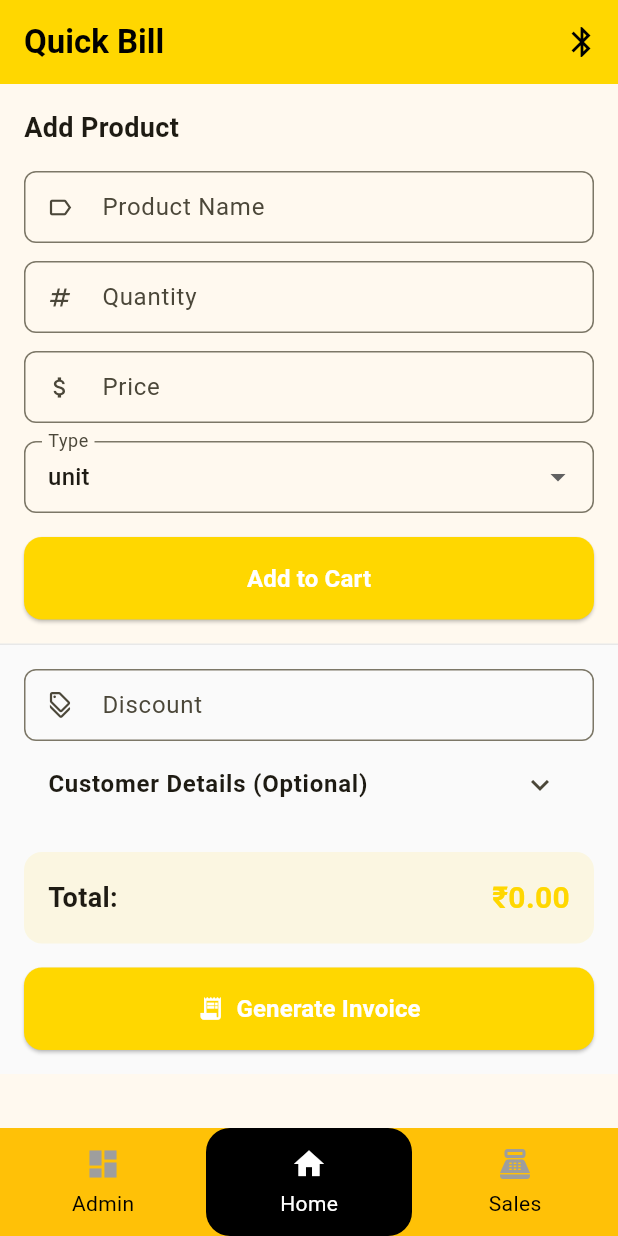
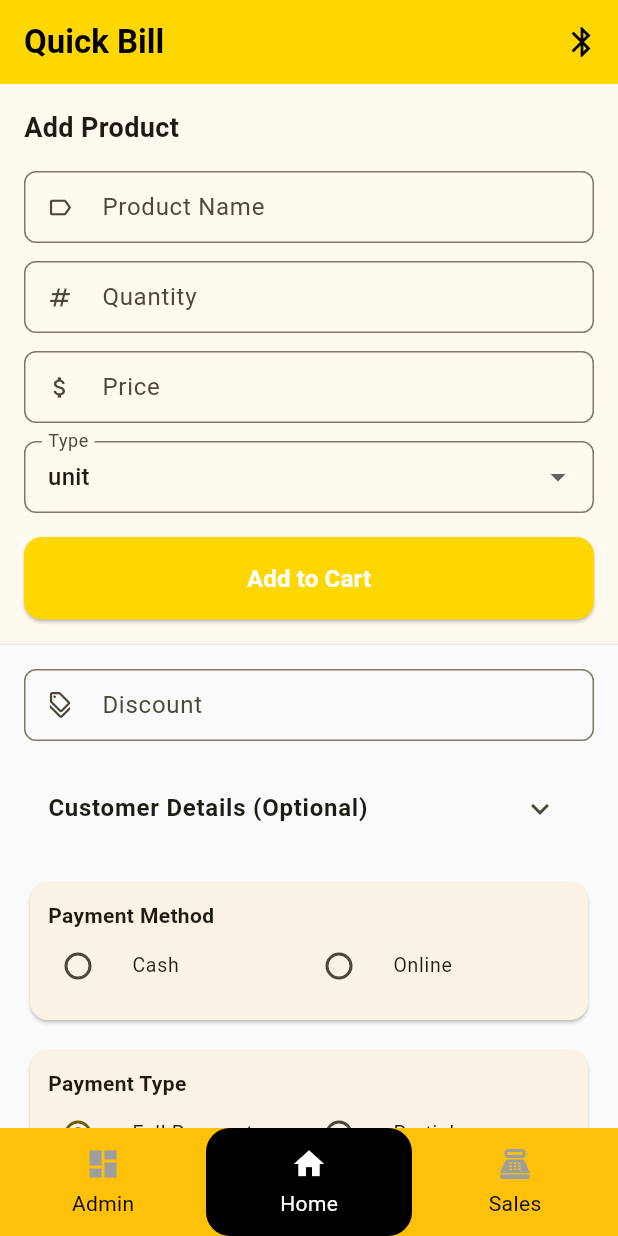
Before and after one commit to deepakdas-d/fine_foods, a Flutter app: the screen it shows after launch, on a phone screen of 412 x 824 dp. Run offline on Flutter 3.47's test engine with Material 3 defaults, Android fonts, the phone set to English and light mode, and no system bars; our stand-ins replace animated_notch_bottom_bar, cloud_firestore, device_info_plus, firebase_core, get, get_storage and 4 more; missing offline and left inert: bluetooth_print_plus, file_saver, flutter_pdfview; accounts and stored records are empty.

Commit message:
feat: add payment method and type selection with corresponding logic for partial payments

```diff
--- a/lib/home/home.dart
+++ b/lib/home/home.dart
@@ -144,6 +144,7 @@ class Home extends StatelessWidget {
     ),
     child: Column(
       children: [
+        // Discount
         TextFormField(
           controller: TextEditingController(
             text: quickbillController.customerDiscount.value,
@@ -167,8 +168,7 @@ class Home extends StatelessWidget {
               return 'Enter a valid discount > 0';
             }
 
-            final total = quickbillController
-                .calculateTotal(); // your total function
+            final total = quickbillController.calculateTotal();
             if (discount > total) {
               return 'Discount cannot exceed total price ($total)';
             }
@@ -176,7 +176,9 @@ class Home extends StatelessWidget {
             return null;
           },
         ),
+        const SizedBox(height: 16),
 
+        // Customer Details
         ExpansionTile(
           title: const Text(
             'Customer Details (Optional)',
@@ -218,6 +220,142 @@ class Home extends StatelessWidget {
           ],
         ),
         const SizedBox(height: 16),
+
+        // Payment Method
+        Card(
+          child: Padding(
+            padding: const EdgeInsets.all(12),
+            child: Column(
+              crossAxisAlignment: CrossAxisAlignment.start,
+              children: [
+                const Text(
+                  'Payment Method',
+                  style: TextStyle(fontWeight: FontWeight.bold),
+                ),
+                Row(
+                  children: [
+                    Expanded(
+                      child: RadioListTile<String>(
+                        dense: true,
+                        contentPadding: EdgeInsets.zero,
+                        title: const Text('Cash'),
+                        value: 'Cash',
+                        groupValue: quickbillController.paymentMethod.value,
+                        onChanged: (val) =>
+                            quickbillController.paymentMethod.value = val!,
+                      ),
+                    ),
+                    Expanded(
+                      child: RadioListTile<String>(
+                        dense: true,
+                        contentPadding: EdgeInsets.zero,
+                        title: const Text('Online'),
+                        value: 'Online',
+                        groupValue: quickbillController.paymentMethod.value,
+                        onChanged: (val) =>
+                            quickbillController.paymentMethod.value = val!,
+                      ),
+                    ),
+                  ],
+                ),
+              ],
+            ),
+          ),
+        ),
+        const SizedBox(height: 12),
+
+        // Payment Type
+        Card(
+          child: Padding(
+            padding: const EdgeInsets.all(12),
+            child: Column(
+              crossAxisAlignment: CrossAxisAlignment.start,
+              children: [
+                const Text(
+                  'Payment Type',
+                  style: TextStyle(fontWeight: FontWeight.bold),
+                ),
+                Row(
+                  children: [
+                    Expanded(
+                      child: RadioListTile<String>(
+                        dense: true,
+                        contentPadding: EdgeInsets.zero,
+                        title: const Text('Full Payment'),
+                        value: 'Full Payment',
+                        groupValue:
+                            quickbillController.selectedPaymentType.value,
+                        onChanged: (val) {
+                          quickbillController.selectedPaymentType.value = val!;
+                          final total = quickbillController.calculateTotal();
+                          quickbillController.paidAmount.value = total
+                              .toStringAsFixed(2);
+                          quickbillController.dueAmount.value = 0;
+                        },
+                      ),
+                    ),
+                    Expanded(
+                      child: RadioListTile<String>(
+                        dense: true,
+                        contentPadding: EdgeInsets.zero,
+                        title: const Text('Partial'),
+                        value: 'Partial',
+                        groupValue:
+                            quickbillController.selectedPaymentType.value,
+                        onChanged: (val) {
+                          quickbillController.selectedPaymentType.value = val!;
+                          quickbillController.paidAmount.value = '';
+                          quickbillController.dueAmount.value =
+                              quickbillController.calculateTotal();
+                        },
+                      ),
+                    ),
+                  ],
+                ),
+                if (quickbillController.selectedPaymentType.value ==
+                    'Partial') ...[
+                  const SizedBox(height: 8),
+                  TextFormField(
+                    initialValue: quickbillController.paidAmount.value,
+                    onChanged: (v) {
+                      quickbillController.paidAmount.value = v;
+                      final paid = double.tryParse(v) ?? 0;
+                      quickbillController.dueAmount.value =
+                          (quickbillController.calculateTotal() - paid).clamp(
+                            0,
+                            quickbillController.calculateTotal(),
+                          );
+                    },
+                    keyboardType: TextInputType.number,
+                    decoration: InputDecoration(
+                      labelText: 'Paid Amount',
+                      prefixIcon: const Icon(Icons.payment),
+                      border: OutlineInputBorder(
+                        borderRadius: BorderRadius.circular(8),
+                      ),
+                      isDense: true,
+                    ),
+                  ),
+                  const SizedBox(height: 8),
+                  Obx(
+                    () => Text(
+                      'Due Amount: ₹${quickbillController.dueAmount.value.toStringAsFixed(2)}',
+                      style: const TextStyle(
+                        fontSize: 16,
+                        fontWeight: FontWeight.bold,
+                        color: Colors.red,
+                      ),
+                    ),
+                  ),
+                ],
+              ],
+            ),
+          ),
+        ),
+
+        const SizedBox(height: 16),
+
+        // Total Display
         Container(
           padding: const EdgeInsets.all(16),
           decoration: BoxDecoration(
@@ -244,7 +382,9 @@ class Home extends StatelessWidget {
             ],
           ),
         ),
+
         const SizedBox(height: 16),
+
         SizedBox(
           width: double.infinity,
           child: ElevatedButton.icon(
@@ -267,6 +407,7 @@ class Home extends StatelessWidget {
       ],
     ),
   );
+
   Future<void> _generateInvoice(BuildContext context) async {
     try {
       final billData = await quickbillController.createBill();
--- a/lib/home/quickbill_controller.dart
+++ b/lib/home/quickbill_controller.dart
@@ -12,15 +12,17 @@ class QuickbillController extends GetxController {
   var customerName = ''.obs;
   var customerPhone = ''.obs;
   var customerDiscount = ''.obs;
+  var paymentMethod = 'cash'.obs; // cash / card / upi
+  var paidAmount = ''.obs;
+  var paymentStatus = 'paid'.obs; // paid / pending
   var newProducts = <Map<String, dynamic>>[].obs;
-
+  var dueAmount = 0.0.obs;
+  var selectedPaymentType = 'Full Payment'.obs;
   final productNameController = TextEditingController();
   final productPriceController = TextEditingController();
   final productQuantityController = TextEditingController();
   final productTypeController = TextEditingController(text: 'unit');
 
-  /// Cleans up text controllers when the controller is disposed.
-  /// Prevents memory leaks by disposing of all manually created controllers.
   @override
   void onClose() {
     productNameController.dispose();
@@ -30,16 +32,6 @@ class QuickbillController extends GetxController {
     super.onClose();
   }
 
-  /// Adds a new product to the cart with calculated total.
-  ///
-  /// [name] - Name of the product (required).
-  /// [price] - Unit price of the product (required).
-  /// [quantity] - Quantity to be added (required).
-  /// [type] - Unit type (e.g., 'unit', 'kg', 'meter').
-  ///
-  /// Generates a unique ID, computes `total = price × quantity`,
-  /// adds the product to [newProducts], clears input fields,
-  /// and shows a success snackbar.
   void addProduct({
     required String name,
     required double price,
@@ -65,34 +57,17 @@ class QuickbillController extends GetxController {
     );
   }
 
-  /// Clears all product input fields after adding a product.
-  ///
-  /// Resets the text controllers and sets the product type back to 'unit'.
-  /// Ensures clean state for the next product entry.
   void clearProductInputs() {
     productNameController.clear();
     productPriceController.clear();
     productQuantityController.clear();
     productTypeController.text = 'unit';
-    customerDiscount.value;
   }
 
-  /// Removes a product from the cart by its unique [id].
-  ///
-  /// [id] - The UUID of the product to remove.
-  ///
-  /// Uses [removeWhere] to filter out the matching product from [newProducts].
   void removeProduct(String id) {
     newProducts.removeWhere((product) => product['id'] == id);
   }
 
-  /// Calculates the final bill total after applying global discount.
-  ///
-  /// Iterates through all products, sums their individual totals,
-  /// subtracts the customer discount (if valid), and ensures the result
-  /// is non-negative using `.clamp(0, double.infinity)`.
-  ///
-  /// Returns the final payable amount.
   double calculateTotal() {
     double total = 0;
     for (var product in newProducts) {
@@ -104,12 +79,6 @@ class QuickbillController extends GetxController {
     return (total - discount).clamp(0, double.infinity);
   }
 
-  /// Generates a unique invoice number based on current date and time.
-  ///
-  /// Format: `INV-YYYYMMDD-HHMMSS`
-  /// Example: `INV-20251025-143052`
-  ///
-  /// Ensures uniqueness and traceability of invoices.
   String generateInvoiceNumber() {
     final now = DateTime.now();
     final formatter = DateFormat('yyyyMMdd');
@@ -118,21 +87,6 @@ class QuickbillController extends GetxController {
     return 'INV-$dateString-$timeString';
   }
 
-  /// Creates a new bill in Firestore and returns the bill data.
-  ///
-  /// Performs validation:
-  /// - At least one product required.
-  /// - Phone number must be 10 digits if provided.
-  /// - Discount must be a valid positive number if provided.
-  ///
-  /// On success:
-  /// - Generates unique bill ID and invoice number.
-  /// - Saves bill data using a batch write.
-  /// - Shows success message.
-  /// - Clears the cart and closes bottom sheet.
-  ///
-  /// Returns [Map<String, dynamic>?] containing bill data on success,
-  /// or `null` on validation failure or error.
   Future<Map<String, dynamic>?> createBill() async {
     if (newProducts.isEmpty) {
       Get.snackbar(
@@ -179,6 +133,10 @@ class QuickbillController extends GetxController {
       final globalDiscount = customerDiscount.value.trim().isEmpty
           ? 0.0
           : double.parse(customerDiscount.value.trim());
+      final totalAmount = calculateTotal();
+      final paid = paidAmount.value.trim().isEmpty
+          ? totalAmount
+          : double.tryParse(paidAmount.value.trim()) ?? totalAmount;
 
       final billData = {
         'invoiceNumber': invoiceNumber,
@@ -198,12 +156,15 @@ class QuickbillController extends GetxController {
               },
             )
             .toList(),
-        'total': calculateTotal(),
+        'total': totalAmount,
         'discount': globalDiscount,
         'itemCount': newProducts.fold(
           0.0,
           (sum, product) => sum + (product['quantity'] as double),
         ),
+        'paymentMethod': paymentMethod.value,
+        'paidAmount': paid,
+        'paymentStatus': paymentStatus.value,
         'createdAt': DateTime.now().toIso8601String(),
         'status': 'completed',
       };
@@ -241,27 +202,17 @@ class QuickbillController extends GetxController {
     }
   }
 
-  /// Clears the entire cart and customer information.
-  ///
-  /// Resets:
-  /// - Product list
-  /// - Customer name, phone, discount
-  /// - Input fields
-  ///
-  /// Used after successful bill creation or manual reset.
   void clearCart() {
     newProducts.clear();
     customerName.value = '';
     customerPhone.value = '';
     customerDiscount.value = '';
+    paidAmount.value = '';
+    paymentMethod.value = 'cash';
+    paymentStatus.value = 'paid';
     clearProductInputs();
   }
 
-  /// Calculates the subtotal (sum of all product totals) from bill data.
-  ///
-  /// [billData] - The bill map containing list of products.
-  ///
-  /// Useful for printing or displaying breakdown.
   double calculateBillSubtotal(Map<String, dynamic> billData) {
     double subtotal = 0;
     for (var product in billData['products']) {
@@ -270,27 +221,11 @@ class QuickbillController extends GetxController {
     return subtotal;
   }
 
-  /// Extracts the discount amount from bill data.
-  ///
-  /// [billData] - The bill map.
-  ///
-  /// Returns 0.0 if no discount is present.
   double calculateBillDiscount(Map<String, dynamic> billData) {
     return billData['discount'] as double? ?? 0.0;
   }
 
-  /// Prints the invoice using a connected Bluetooth thermal printer.
-  ///
-  /// [billData] - The complete bill data (from [createBill]).
-  ///
-  /// Features:
-  /// - Formats header with shop name, address, phone.
-  /// - Prints invoice number, date, customer info.
-  /// - Lists products with aligned columns (name, qty, price, total).
-  /// - Shows subtotal, discount (if any), and bold final total.
-  /// - Uses ESC/POS commands via [EscCommand].
-  ///
-  /// Shows success/error snackbar based on print result.
+  /// Printing remains the same (no payment info)
   Future<void> printInvoice(Map<String, dynamic> billData) async {
     try {
       if (!BluetoothPrintPlus.isConnected) {
@@ -302,11 +237,9 @@ class QuickbillController extends GetxController {
 
       final esc = EscCommand();
       await esc.cleanCommand();
-
-      // Initialize printer
       esc.text(content: '\x1B\x40');
 
-      // Shop Header (Centered, Bold)
+      // Header
       esc.text(
         content:
             '\x1B\x61\x01\x1B\x45\x01\x1D\x21\x00WRAPPIE\nCRAFTS & GIFTS\n\x1B\x45\x00',
@@ -316,20 +249,18 @@ class QuickbillController extends GetxController {
         content: '\x1B\x61\x01Main Road Alathur\n7907609118\n\x1B\x61\x00',
       );
 
-      // Invoice Details
+      // Invoice details
       esc.text(
         content:
             '\x1B\x61\x00\x1B\x4D\x01Invoice #${billData['invoiceNumber']}\nDate: $formattedDate\nCustomer: ${billData['customerName']}\n${billData['customerPhone'].isNotEmpty ? 'Phone: ${billData['customerPhone']}\n' : ''}\x1B\x4D\x00',
       );
 
-      // Table Header
       esc.text(content: '--------------------------------\n');
       esc.text(
         content: '\x1B\x45\x01Item          Qty  Price  Total\n\x1B\x45\x00',
       );
       esc.text(content: '--------------------------------\n');
 
-      // Product Rows
       for (var product in billData['products']) {
         String name = product['productName'].toString();
         if (name.length > 12) name = name.substring(0, 12);
@@ -342,7 +273,6 @@ class QuickbillController extends GetxController {
         esc.text(content: '$name $qty $price $total\n');
       }
 
-      // Summary
       esc.text(content: '--------------------------------\n');
 
       final subtotal = calculateBillSubtotal(billData);
@@ -362,13 +292,10 @@ class QuickbillController extends GetxController {
             '\x1B\x61\x02\x1B\x45\x01Total: Rs${finalTotal.toStringAsFixed(2)}\n\x1B\x45\x00',
       );
 
-      // Paper feed
       esc.text(content: '\n\n\n');
 
       final cmd = await esc.getCommand();
-      if (cmd == null) {
-        throw Exception('Failed to generate print command');
-      }
+      if (cmd == null) throw Exception('Failed to generate print command');
 
       await BluetoothPrintPlus.write(cmd);
       Get.snackbar(
```
